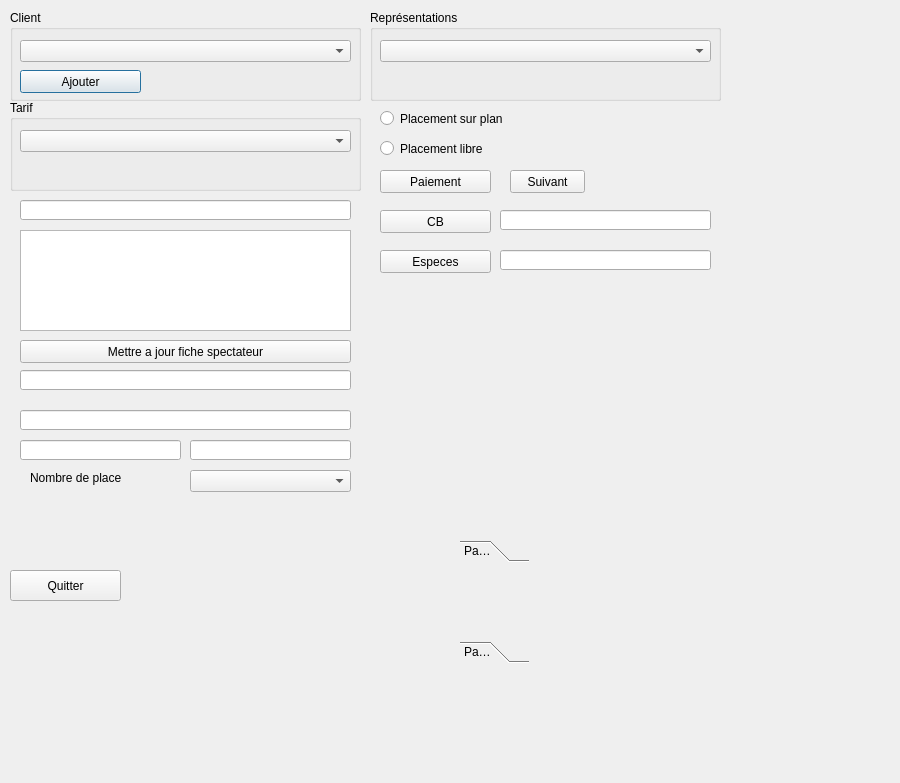
Before: the Qt Designer form FestiClicC/billetterie.ui in FestiClic/FestiClic3, drawn with Qt 5.
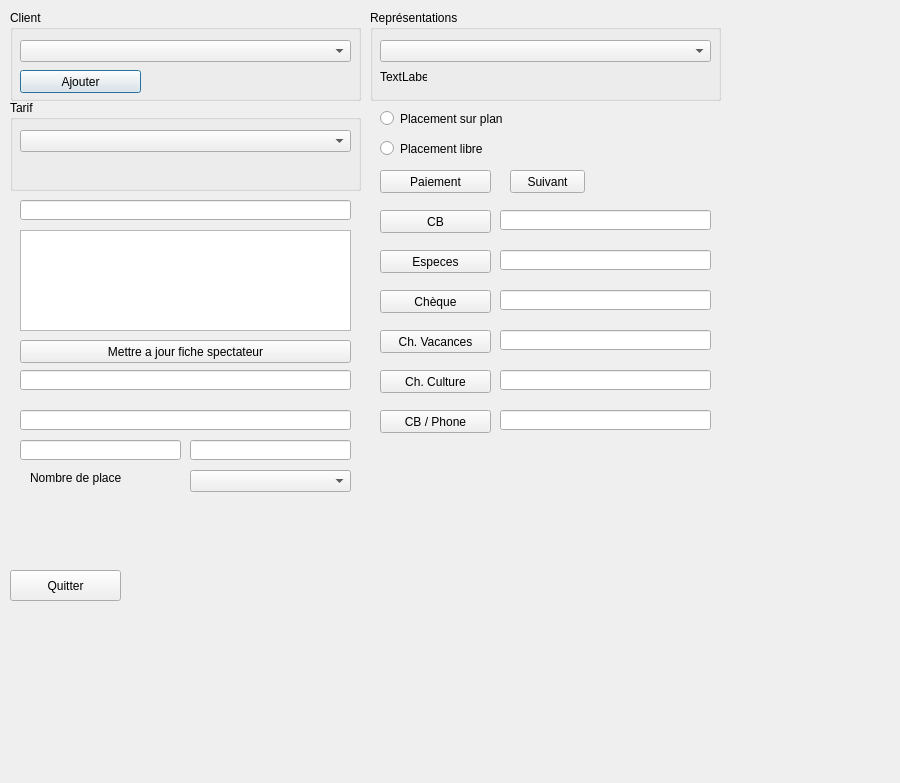
After: the same form once the commit is applied.

Diff of the .ui file:
```diff
--- a/FestiClicC/billetterie.ui
+++ b/FestiClicC/billetterie.ui
@@ -35,6 +35,19 @@
      </rect>
     </property>
    </widget>
+   <widget class="QLabel" name="bLabelIdSpectacle">
+    <property name="geometry">
+     <rect>
+      <x>10</x>
+      <y>60</y>
+      <width>47</width>
+      <height>13</height>
+     </rect>
+    </property>
+    <property name="text">
+     <string>TextLabel</string>
+    </property>
+   </widget>
   </widget>
   <widget class="QGroupBox" name="groupBox_2">
    <property name="geometry">
@@ -266,45 +279,6 @@
     <string>Nombre de places</string>
    </property>
   </widget>
-  <widget class="QToolBox" name="toolBox">
-   <property name="geometry">
-    <rect>
-     <x>460</x>
-     <y>540</y>
-     <width>69</width>
-     <height>123</height>
-    </rect>
-   </property>
-   <property name="currentIndex">
-    <number>0</number>
-   </property>
-   <widget class="QWidget" name="page">
-    <property name="geometry">
-     <rect>
-      <x>0</x>
-      <y>0</y>
-      <width>69</width>
-      <height>69</height>
-     </rect>
-    </property>
-    <attribute name="label">
-     <string>Page 1</string>
-    </attribute>
-   </widget>
-   <widget class="QWidget" name="page_2">
-    <property name="geometry">
-     <rect>
-      <x>0</x>
-      <y>0</y>
-      <width>69</width>
-      <height>69</height>
-     </rect>
-    </property>
-    <attribute name="label">
-     <string>Page 2</string>
-    </attribute>
-   </widget>
-  </widget>
   <widget class="QPushButton" name="bBtnCb">
    <property name="geometry">
     <rect>
@@ -341,6 +315,98 @@
     </rect>
    </property>
   </widget>
+  <widget class="QLineEdit" name="bTxtChVacances">
+   <property name="geometry">
+    <rect>
+     <x>500</x>
+     <y>330</y>
+     <width>211</width>
+     <height>20</height>
+    </rect>
+   </property>
+  </widget>
+  <widget class="QPushButton" name="bBtnCheque">
+   <property name="geometry">
+    <rect>
+     <x>380</x>
+     <y>290</y>
+     <width>111</width>
+     <height>23</height>
+    </rect>
+   </property>
+   <property name="text">
+    <string>Chèque</string>
+   </property>
+  </widget>
+  <widget class="QPushButton" name="bBtnChVacances">
+   <property name="geometry">
+    <rect>
+     <x>380</x>
+     <y>330</y>
+     <width>111</width>
+     <height>23</height>
+    </rect>
+   </property>
+   <property name="text">
+    <string>Ch. Vacances</string>
+   </property>
+  </widget>
+  <widget class="QLineEdit" name="bTxtCheque">
+   <property name="geometry">
+    <rect>
+     <x>500</x>
+     <y>290</y>
+     <width>211</width>
+     <height>20</height>
+    </rect>
+   </property>
+  </widget>
+  <widget class="QLineEdit" name="bTxtChCulture">
+   <property name="geometry">
+    <rect>
+     <x>500</x>
+     <y>370</y>
+     <width>211</width>
+     <height>20</height>
+    </rect>
+   </property>
+  </widget>
+  <widget class="QPushButton" name="bBtnChCulture">
+   <property name="geometry">
+    <rect>
+     <x>380</x>
+     <y>370</y>
+     <width>111</width>
+     <height>23</height>
+    </rect>
+   </property>
+   <property name="text">
+    <string>Ch. Culture</string>
+   </property>
+  </widget>
+  <widget class="QPushButton" name="bBtnCbPhone">
+   <property name="geometry">
+    <rect>
+     <x>380</x>
+     <y>410</y>
+     <width>111</width>
+     <height>23</height>
+    </rect>
+   </property>
+   <property name="text">
+    <string>CB / Phone</string>
+   </property>
+  </widget>
+  <widget class="QLineEdit" name="bTxtVInternet">
+   <property name="geometry">
+    <rect>
+     <x>500</x>
+     <y>410</y>
+     <width>211</width>
+     <height>20</height>
+    </rect>
+   </property>
+  </widget>
  </widget>
  <tabstops>
   <tabstop>bCBoxSpectacteur</tabstop>
```
Left out of the diff: 4 changed lines with no effect on the pictures.
